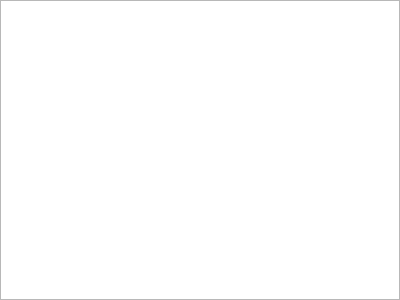
Above: src/dialogs/authorstacdialog.ui from tootal/DBLParse before the change. Below: the same form after it.
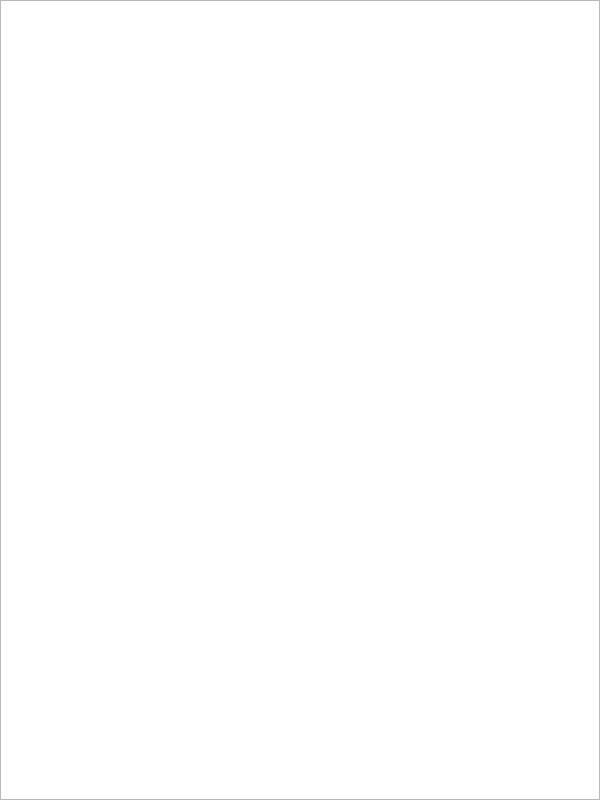
That is the form after the change.

```diff
--- a/src/dialogs/authorstacdialog.ui
+++ b/src/dialogs/authorstacdialog.ui
@@ -6,14 +6,17 @@
    <rect>
     <x>0</x>
     <y>0</y>
-    <width>400</width>
-    <height>300</height>
+    <width>600</width>
+    <height>800</height>
    </rect>
   </property>
   <property name="windowTitle">
    <string>Dialog</string>
   </property>
-  <layout class="QGridLayout" name="gridLayout">
+  <layout class="QVBoxLayout" name="verticalLayout">
+   <property name="spacing">
+    <number>0</number>
+   </property>
    <property name="leftMargin">
     <number>0</number>
    </property>
@@ -26,10 +29,7 @@
    <property name="bottomMargin">
     <number>0</number>
    </property>
-   <property name="spacing">
-    <number>0</number>
-   </property>
-   <item row="0" column="0">
+   <item>
     <widget class="QTableView" name="tableView"/>
    </item>
   </layout>
```
